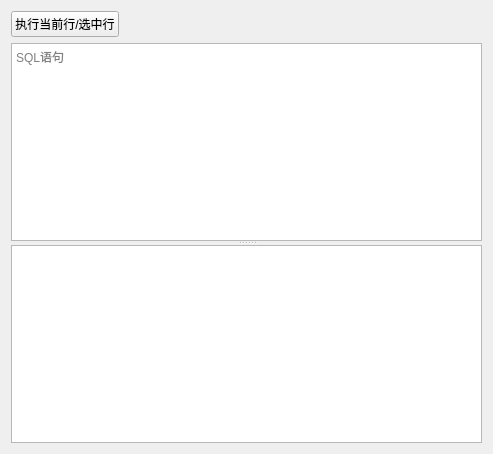
Above: widgets/db_browser/dbbrowser.ui from iwxyi/Bilibili-MagicalDanmaku before the change. Below: the same form after it.
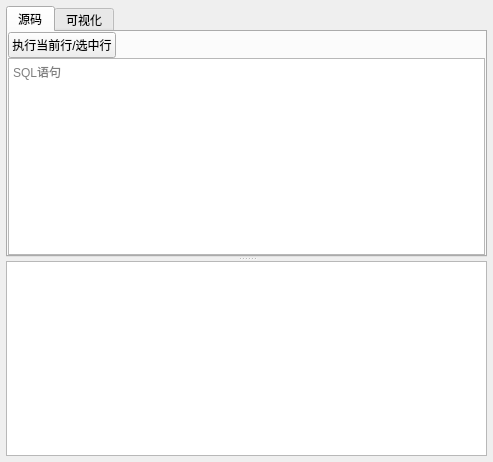
That is the form after the change. The open tabs and pages were chosen to show the change. Custom widgets are drawn as their Qt base class.

Commit message: 添加数据库的可视化操作

```diff
--- a/widgets/db_browser/dbbrowser.ui
+++ b/widgets/db_browser/dbbrowser.ui
@@ -7,13 +7,60 @@
     <x>0</x>
     <y>0</y>
     <width>493</width>
-    <height>454</height>
+    <height>462</height>
    </rect>
   </property>
   <property name="windowTitle">
    <string>神奇弹幕-数据库查询</string>
   </property>
   <layout class="QVBoxLayout" name="verticalLayout">
+   <property name="leftMargin">
+    <number>6</number>
+   </property>
+   <property name="topMargin">
+    <number>6</number>
+   </property>
+   <property name="rightMargin">
+    <number>6</number>
+   </property>
+   <property name="bottomMargin">
+    <number>6</number>
+   </property>
+   <item>
+    <widget class="QSplitter" name="splitter">
+     <property name="orientation">
+      <enum>Qt::Vertical</enum>
+     </property>
+     <widget class="QTabWidget" name="tabWidget">
+      <property name="minimumSize">
+       <size>
+        <width>0</width>
+        <height>100</height>
+       </size>
+      </property>
+      <property name="currentIndex">
+       <number>1</number>
+      </property>
+      <widget class="QWidget" name="sqlSourceTab">
+       <attribute name="title">
+        <string>源码</string>
+       </attribute>
+       <layout class="QVBoxLayout" name="verticalLayout_2">
+        <property name="spacing">
+         <number>0</number>
+        </property>
+        <property name="leftMargin">
+         <number>0</number>
+        </property>
+        <property name="topMargin">
+         <number>0</number>
+        </property>
+        <property name="rightMargin">
+         <number>0</number>
+        </property>
+        <property name="bottomMargin">
+         <number>0</number>
+        </property>
    <item>
     <layout class="QHBoxLayout" name="horizontalLayout">
      <item>
@@ -39,14 +86,36 @@
     </layout>
    </item>
    <item>
-    <widget class="QSplitter" name="splitter">
-     <property name="orientation">
-      <enum>Qt::Vertical</enum>
-     </property>
      <widget class="SQLEditor" name="queryEdit">
       <property name="placeholderText">
        <string>SQL语句</string>
       </property>
+         </widget>
+        </item>
+       </layout>
+      </widget>
+      <widget class="QWidget" name="sqlListTab">
+       <attribute name="title">
+        <string>可视化</string>
+       </attribute>
+       <layout class="QVBoxLayout" name="verticalLayout_3">
+        <property name="leftMargin">
+         <number>0</number>
+        </property>
+        <property name="topMargin">
+         <number>0</number>
+        </property>
+        <property name="rightMargin">
+         <number>0</number>
+        </property>
+        <property name="bottomMargin">
+         <number>0</number>
+        </property>
+        <item>
+         <widget class="QListWidget" name="listWidget"/>
+        </item>
+       </layout>
+      </widget>
      </widget>
      <widget class="QTableView" name="resultTable"/>
     </widget>
```
Lines whose indentation alone changed are shown as unchanged. The commit also changes 4 other files.
